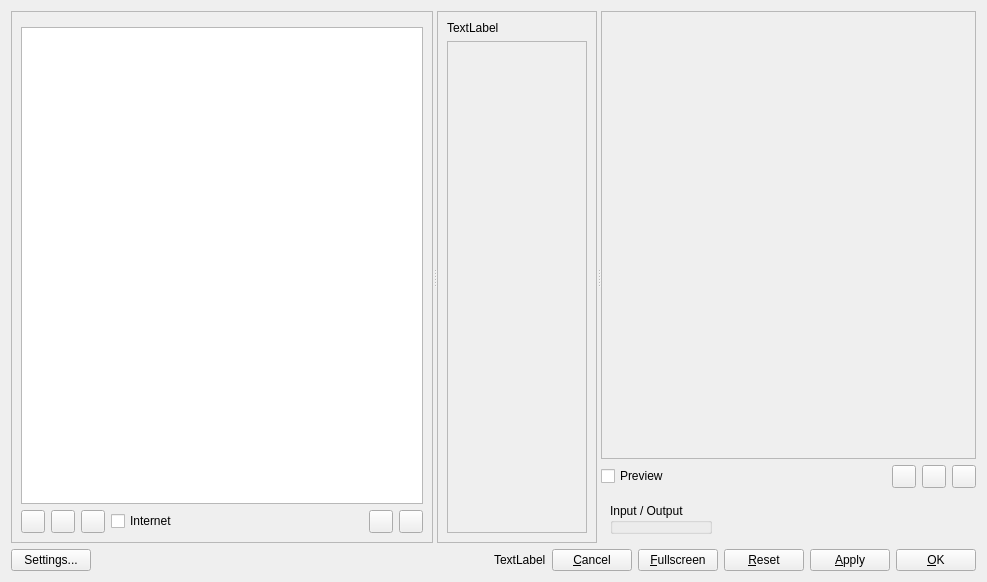
This is ui/mainwindow.ui in c-koi/gmic-qt as Qt 5 draws it before an edit. The edited form follows.
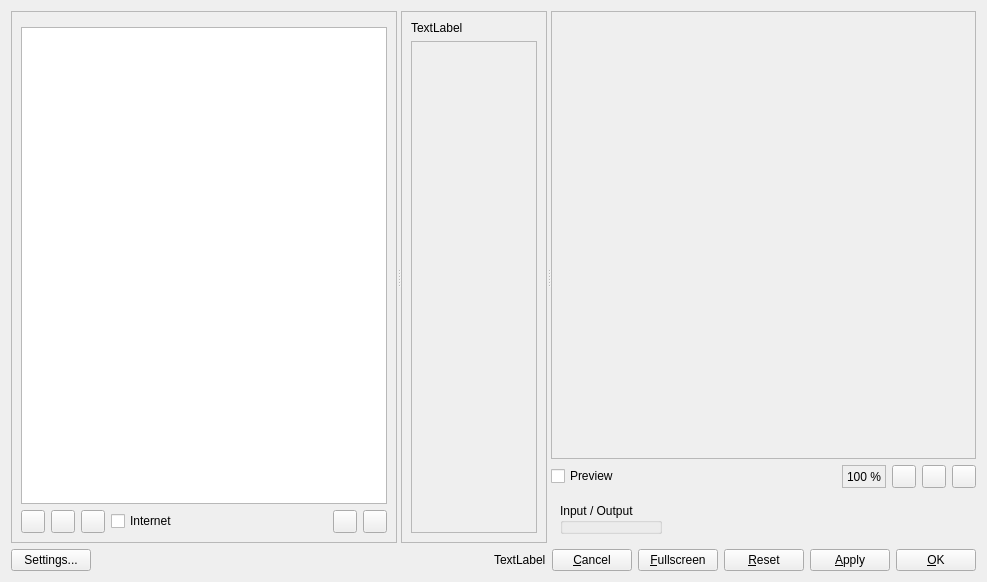
This is the edited form. Icons and pictures are not drawn. Custom widgets are drawn as their Qt base class.

Commit message: Add preview zoom level display

```diff
--- a/ui/mainwindow.ui
+++ b/ui/mainwindow.ui
@@ -192,7 +192,7 @@
            <rect>
             <x>0</x>
             <y>0</y>
-            <width>135</width>
+            <width>123</width>
             <height>486</height>
            </rect>
           </property>
@@ -302,6 +302,49 @@
            </property>
           </widget>
          </item>
+         <item>
+          <widget class="QFrame" name="frame_zoom_level">
+           <property name="minimumSize">
+            <size>
+             <width>30</width>
+             <height>0</height>
+            </size>
+           </property>
+           <property name="frameShape">
+            <enum>QFrame::StyledPanel</enum>
+           </property>
+           <property name="frameShadow">
+            <enum>QFrame::Raised</enum>
+           </property>
+           <layout class="QHBoxLayout" name="horizontalLayout_3">
+            <property name="spacing">
+             <number>1</number>
+            </property>
+            <property name="leftMargin">
+             <number>4</number>
+            </property>
+            <property name="topMargin">
+             <number>1</number>
+            </property>
+            <property name="rightMargin">
+             <number>4</number>
+            </property>
+            <property name="bottomMargin">
+             <number>1</number>
+            </property>
+            <item>
+             <widget class="QLabel" name="labelZoomLevel">
+              <property name="text">
+               <string>100 %</string>
+              </property>
+              <property name="alignment">
+               <set>Qt::AlignRight|Qt::AlignTrailing|Qt::AlignVCenter</set>
+              </property>
+             </widget>
+            </item>
+           </layout>
+          </widget>
+         </item>
          <item>
           <widget class="QToolButton" name="tbZoomOut">
            <property name="sizePolicy">
```
The commit also changes 2 other files.
